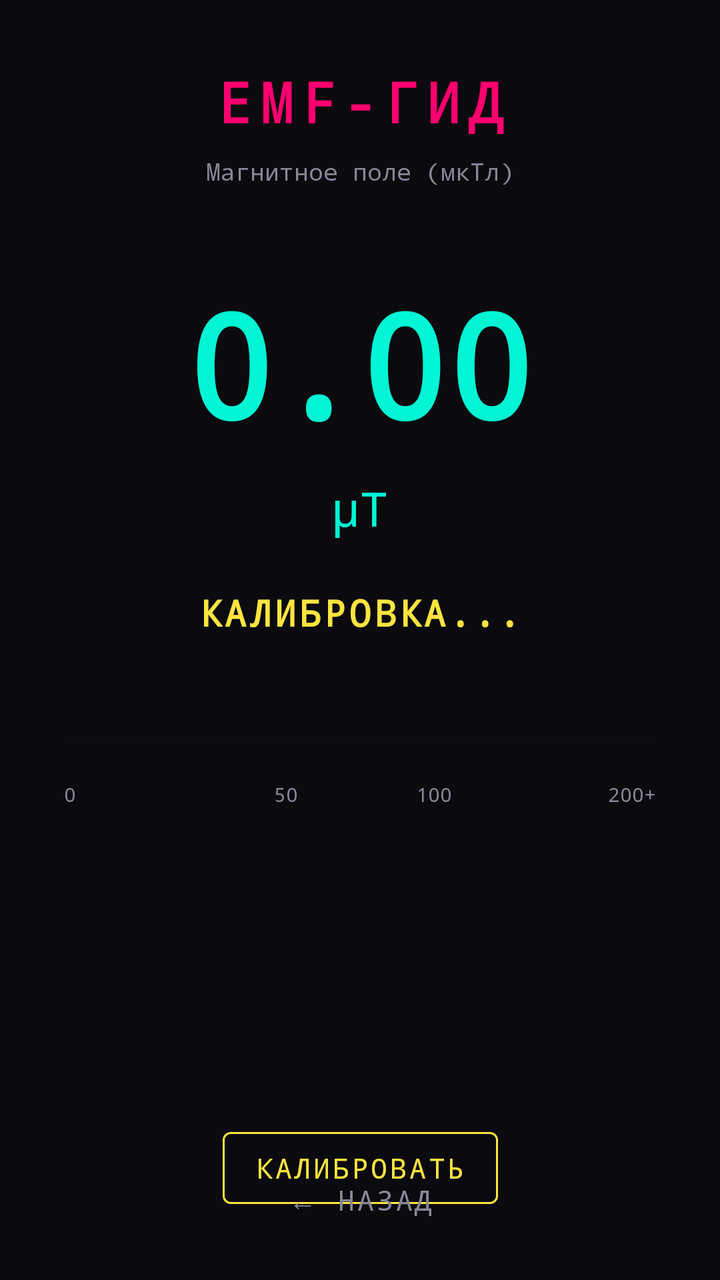
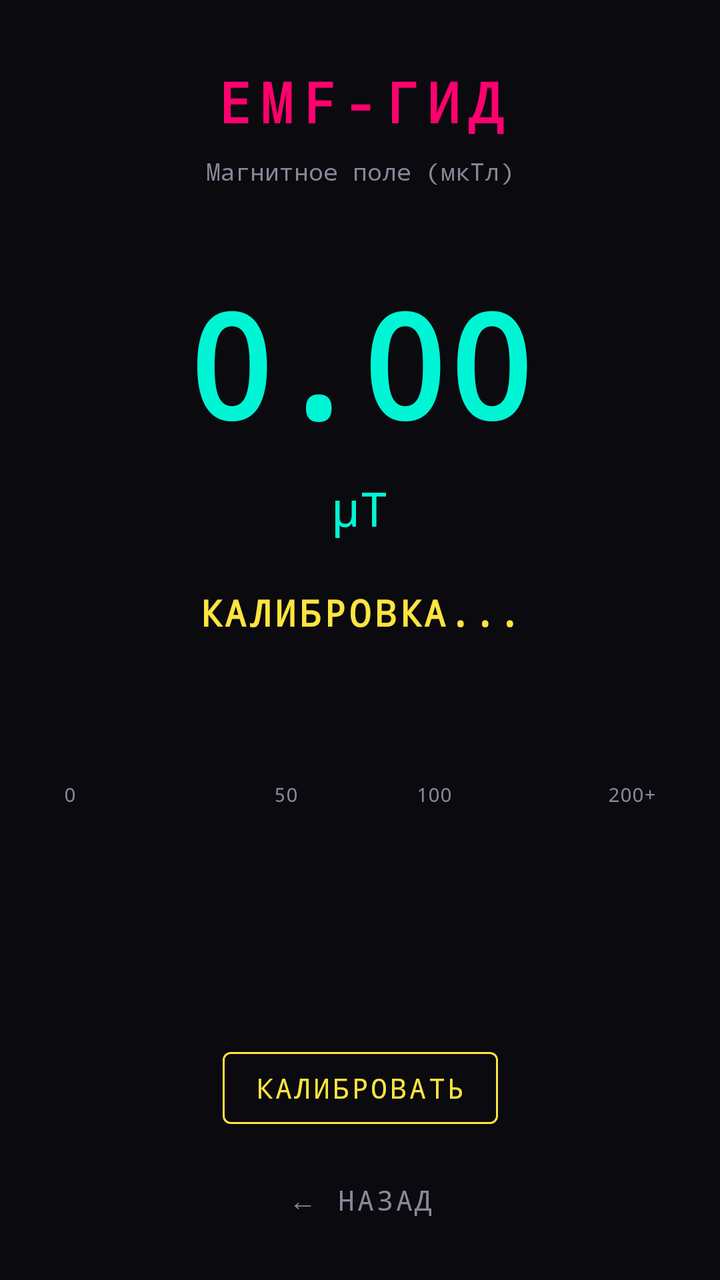

An Android layout rendered at two revisions. The XML below is the earlier revision; the diff shows what the commit changed to produce the second picture.
<!-- AndroidManifest.xml: activity theme Theme.Exorcist -->
<!-- res/layout/activity_emf_guide.xml -->
<?xml version="1.0" encoding="utf-8"?>
<androidx.constraintlayout.widget.ConstraintLayout xmlns:android="http://schemas.android.com/apk/res/android"
    xmlns:app="http://schemas.android.com/apk/res-auto"
    android:layout_width="match_parent"
    android:layout_height="match_parent"
    android:background="@color/bg_dark">

    
    <TextView
        android:id="@+id/tvTitle"
        android:layout_width="wrap_content"
        android:layout_height="wrap_content"
        android:layout_marginTop="32dp"
        android:text="EMF-ГИД"
        android:textColor="@color/neon_pink"
        android:textSize="28sp"
        android:textStyle="bold"
        android:fontFamily="monospace"
        android:letterSpacing="0.15"
        app:layout_constraintEnd_toEndOf="parent"
        app:layout_constraintStart_toStartOf="parent"
        app:layout_constraintTop_toTopOf="parent" />

    
    <TextView
        android:id="@+id/tvSubtitle"
        android:layout_width="wrap_content"
        android:layout_height="wrap_content"
        android:layout_marginTop="8dp"
        android:text="Магнитное поле (мкТл)"
        android:textColor="@color/text_dim"
        android:textSize="12sp"
        android:fontFamily="monospace"
        app:layout_constraintEnd_toEndOf="parent"
        app:layout_constraintStart_toStartOf="parent"
        app:layout_constraintTop_toBottomOf="@id/tvTitle" />

    
    <TextView
        android:id="@+id/tvValue"
        android:layout_width="wrap_content"
        android:layout_height="wrap_content"
        android:layout_marginTop="40dp"
        android:text="0.00"
        android:textColor="@color/neon_cyan"
        android:textSize="72sp"
        android:textStyle="bold"
        android:fontFamily="monospace"
        app:layout_constraintEnd_toEndOf="parent"
        app:layout_constraintStart_toStartOf="parent"
        app:layout_constraintTop_toBottomOf="@id/tvSubtitle" />

    
    <TextView
        android:id="@+id/tvUnit"
        android:layout_width="wrap_content"
        android:layout_height="wrap_content"
        android:layout_marginTop="8dp"
        android:text="μT"
        android:textColor="@color/neon_cyan"
        android:textSize="24sp"
        android:fontFamily="monospace"
        app:layout_constraintEnd_toEndOf="parent"
        app:layout_constraintStart_toStartOf="parent"
        app:layout_constraintTop_toBottomOf="@id/tvValue" />

    
    <TextView
        android:id="@+id/tvStatus"
        android:layout_width="wrap_content"
        android:layout_height="wrap_content"
        android:layout_marginTop="24dp"
        android:text="КАЛИБРОВКА..."
        android:textColor="@color/neon_yellow"
        android:textSize="18sp"
        android:textStyle="bold"
        android:fontFamily="monospace"
        android:letterSpacing="0.1"
        app:layout_constraintEnd_toEndOf="parent"
        app:layout_constraintStart_toStartOf="parent"
        app:layout_constraintTop_toBottomOf="@id/tvUnit" />

    
    <ProgressBar
        android:id="@+id/progressBar"
        style="?android:attr/progressBarStyleHorizontal"
        android:layout_width="0dp"
        android:layout_height="24dp"
        android:layout_marginStart="32dp"
        android:layout_marginTop="40dp"
        android:layout_marginEnd="32dp"
        android:max="100"
        android:progress="0"
        android:progressTint="@color/neon_cyan"
        android:progressBackgroundTint="@color/bg_panel"
        app:layout_constraintEnd_toEndOf="parent"
        app:layout_constraintStart_toStartOf="parent"
        app:layout_constraintTop_toBottomOf="@id/tvStatus" />

    
    <LinearLayout
        android:layout_width="0dp"
        android:layout_height="wrap_content"
        android:layout_marginStart="32dp"
        android:layout_marginTop="8dp"
        android:layout_marginEnd="32dp"
        android:orientation="horizontal"
        app:layout_constraintEnd_toEndOf="parent"
        app:layout_constraintStart_toStartOf="parent"
        app:layout_constraintTop_toBottomOf="@id/progressBar">

        <TextView
            android:layout_width="0dp"
            android:layout_height="wrap_content"
            android:layout_weight="1"
            android:text="0"
            android:textColor="@color/text_dim"
            android:textSize="10sp"
            android:fontFamily="monospace"
            android:gravity="start" />

        <TextView
            android:layout_width="0dp"
            android:layout_height="wrap_content"
            android:layout_weight="1"
            android:text="50"
            android:textColor="@color/text_dim"
            android:textSize="10sp"
            android:fontFamily="monospace"
            android:gravity="center" />

        <TextView
            android:layout_width="0dp"
            android:layout_height="wrap_content"
            android:layout_weight="1"
            android:text="100"
            android:textColor="@color/text_dim"
            android:textSize="10sp"
            android:fontFamily="monospace"
            android:gravity="center" />

        <TextView
            android:layout_width="0dp"
            android:layout_height="wrap_content"
            android:layout_weight="1"
            android:text="200+"
            android:textColor="@color/text_dim"
            android:textSize="10sp"
            android:fontFamily="monospace"
            android:gravity="end" />
    </LinearLayout>

    
    <com.google.android.material.button.MaterialButton
        android:id="@+id/btnCalibrate"
        style="@style/Widget.MaterialComponents.Button.OutlinedButton"
        android:layout_width="wrap_content"
        android:layout_height="wrap_content"
        android:layout_marginBottom="32dp"
        android:text="КАЛИБРОВАТЬ"
        android:textColor="@color/neon_yellow"
        android:fontFamily="monospace"
        app:strokeColor="@color/neon_yellow"
        app:layout_constraintBottom_toBottomOf="parent"
        app:layout_constraintEnd_toEndOf="parent"
        app:layout_constraintStart_toStartOf="parent" />

    
    <com.google.android.material.button.MaterialButton
        android:id="@+id/btnBack"
        style="@style/Widget.MaterialComponents.Button.TextButton"
        android:layout_width="wrap_content"
        android:layout_height="wrap_content"
        android:layout_marginBottom="16dp"
        android:text="← НАЗАД"
        android:textColor="@color/text_dim"
        android:fontFamily="monospace"
        app:layout_constraintBottom_toBottomOf="parent"
        app:layout_constraintEnd_toEndOf="parent"
        app:layout_constraintStart_toStartOf="parent" />

</androidx.constraintlayout.widget.ConstraintLayout>
<!-- resources referenced by this layout -->
<resources>
  <color name="bg_dark">#0A0A0F</color>
  <color name="bg_panel">#12121A</color>
  <color name="neon_cyan">#00F5D4</color>
  <color name="neon_pink">#FF006E</color>
  <color name="neon_yellow">#FEE440</color>
  <color name="text_dim">#888899</color>
  <style name="Theme.Exorcist" parent="Theme.MaterialComponents.DayNight.NoActionBar">
          <item name="colorPrimary">@color/neon_cyan</item>
          <item name="colorPrimaryVariant">@color/neon_purple</item>
          <item name="colorOnPrimary">@color/bg_dark</item>
          <item name="android:statusBarColor">@color/bg_dark</item>
          <item name="android:navigationBarColor">@color/bg_dark</item>
          <item name="android:windowBackground">@color/bg_dark</item>
      </style>
  <color name="neon_purple">#9B5DE5</color>
</resources>

<!-- the commit's change to res/layout/activity_emf_guide.xml (unified diff, before → after) -->
@@ -5,7 +5,6 @@
     android:layout_height="match_parent"
     android:background="@color/bg_dark">
 
-    
     <TextView
         android:id="@+id/tvTitle"
         android:layout_width="wrap_content"
@@ -21,7 +20,6 @@
         app:layout_constraintStart_toStartOf="parent"
         app:layout_constraintTop_toTopOf="parent" />
 
-    
     <TextView
         android:id="@+id/tvSubtitle"
         android:layout_width="wrap_content"
@@ -35,7 +33,6 @@
         app:layout_constraintStart_toStartOf="parent"
         app:layout_constraintTop_toBottomOf="@id/tvTitle" />
 
-    
     <TextView
         android:id="@+id/tvValue"
         android:layout_width="wrap_content"
@@ -50,7 +47,6 @@
         app:layout_constraintStart_toStartOf="parent"
         app:layout_constraintTop_toBottomOf="@id/tvSubtitle" />
 
-    
     <TextView
         android:id="@+id/tvUnit"
         android:layout_width="wrap_content"
@@ -64,7 +60,6 @@
         app:layout_constraintStart_toStartOf="parent"
         app:layout_constraintTop_toBottomOf="@id/tvValue" />
 
-    
     <TextView
         android:id="@+id/tvStatus"
         android:layout_width="wrap_content"
@@ -80,7 +75,6 @@
         app:layout_constraintStart_toStartOf="parent"
         app:layout_constraintTop_toBottomOf="@id/tvUnit" />
 
-    
     <ProgressBar
         android:id="@+id/progressBar"
         style="?android:attr/progressBarStyleHorizontal"
@@ -97,7 +91,6 @@
         app:layout_constraintStart_toStartOf="parent"
         app:layout_constraintTop_toBottomOf="@id/tvStatus" />
 
-    
     <LinearLayout
         android:layout_width="0dp"
         android:layout_height="wrap_content"
@@ -109,61 +102,11 @@
         app:layout_constraintStart_toStartOf="parent"
         app:layout_constraintTop_toBottomOf="@id/progressBar">
 
-        <TextView
-            android:layout_width="0dp"
-            android:layout_height="wrap_content"
-            android:layout_weight="1"
-            android:text="0"
-            android:textColor="@color/text_dim"
-            android:textSize="10sp"
-            android:fontFamily="monospace"
-            android:gravity="start" />
-
-        <TextView
-            android:layout_width="0dp"
-            android:layout_height="wrap_content"
-            android:layout_weight="1"
-            android:text="50"
-            android:textColor="@color/text_dim"
-            android:textSize="10sp"
-            android:fontFamily="monospace"
-            android:gravity="center" />
-
-        <TextView
-            android:layout_width="0dp"
-            android:layout_height="wrap_content"
-            android:layout_weight="1"
-            android:text="100"
-            android:textColor="@color/text_dim"
-            android:textSize="10sp"
-            android:fontFamily="monospace"
-            android:gravity="center" />
-
-        <TextView
-            android:layout_width="0dp"
-            android:layout_height="wrap_content"
-            android:layout_weight="1"
-            android:text="200+"
-            android:textColor="@color/text_dim"
-            android:textSize="10sp"
-            android:fontFamily="monospace"
-            android:gravity="end" />
+        <TextView android:layout_width="0dp" android:layout_height="wrap_content" android:layout_weight="1" android:text="0" android:textColor="@color/text_dim" android:textSize="10sp" android:fontFamily="monospace" android:gravity="start" />
+        <TextView android:layout_width="0dp" android:layout_height="wrap_content" android:layout_weight="1" android:text="50" android:textColor="@color/text_dim" android:textSize="10sp" android:fontFamily="monospace" android:gravity="center" />
+        <TextView android:layout_width="0dp" android:layout_height="wrap_content" android:layout_weight="1" android:text="100" android:textColor="@color/text_dim" android:textSize="10sp" android:fontFamily="monospace" android:gravity="center" />
+        <TextView android:layout_width="0dp" android:layout_height="wrap_content" android:layout_weight="1" android:text="200+" android:textColor="@color/text_dim" android:textSize="10sp" android:fontFamily="monospace" android:gravity="end" />
     </LinearLayout>
-
-    
-    <com.google.android.material.button.MaterialButton
-        android:id="@+id/btnCalibrate"
-        style="@style/Widget.MaterialComponents.Button.OutlinedButton"
-        android:layout_width="wrap_content"
-        android:layout_height="wrap_content"
-        android:layout_marginBottom="32dp"
-        android:text="КАЛИБРОВАТЬ"
-        android:textColor="@color/neon_yellow"
-        android:fontFamily="monospace"
-        app:strokeColor="@color/neon_yellow"
-        app:layout_constraintBottom_toBottomOf="parent"
-        app:layout_constraintEnd_toEndOf="parent"
-        app:layout_constraintStart_toStartOf="parent" />
 
     
     <com.google.android.material.button.MaterialButton
@@ -179,4 +122,18 @@
         app:layout_constraintEnd_toEndOf="parent"
         app:layout_constraintStart_toStartOf="parent" />
 
+    <com.google.android.material.button.MaterialButton
+        android:id="@+id/btnCalibrate"
+        style="@style/Widget.MaterialComponents.Button.OutlinedButton"
+        android:layout_width="wrap_content"
+        android:layout_height="wrap_content"
+        android:layout_marginBottom="8dp"
+        android:text="КАЛИБРОВАТЬ"
+        android:textColor="@color/neon_yellow"
+        android:fontFamily="monospace"
+        app:strokeColor="@color/neon_yellow"
+        app:layout_constraintBottom_toTopOf="@id/btnBack"
+        app:layout_constraintEnd_toEndOf="parent"
+        app:layout_constraintStart_toStartOf="parent" />
+
 </androidx.constraintlayout.widget.ConstraintLayout>
